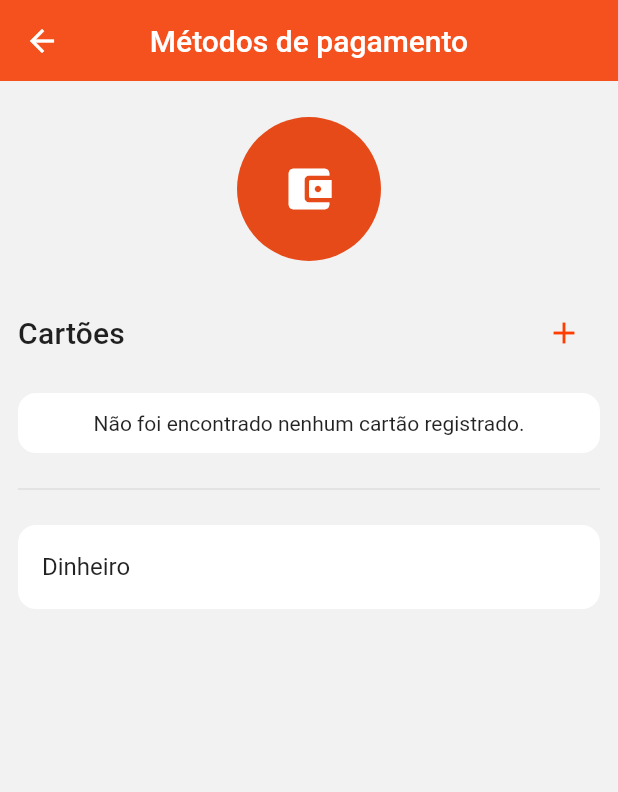
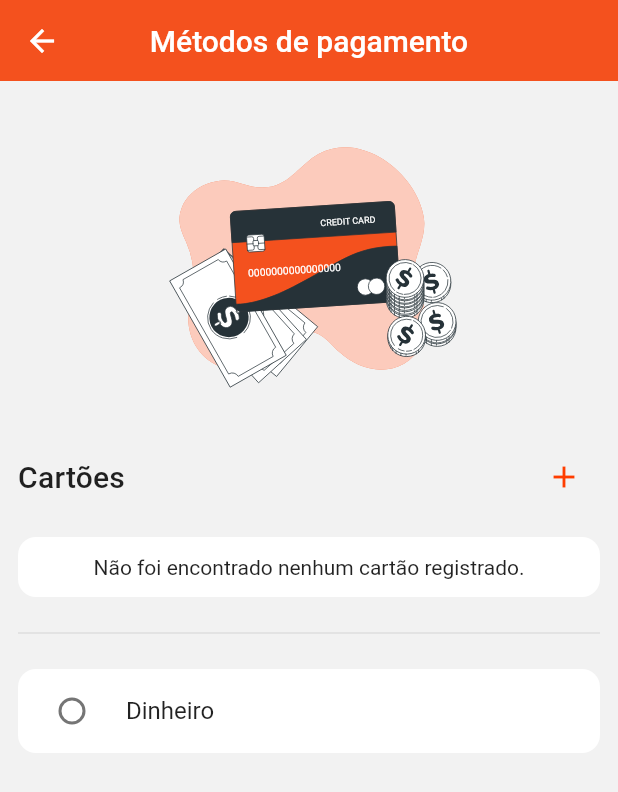
Before and after one commit to mf-tech-solutions/myfood-temp, a Flutter app: the PaymentMethodsScreen screen opened by its route, on a phone screen of 412 x 824 dp. Shown: the top 792 px of the screen. Run offline on Flutter 3.47's test engine with Material 2 defaults, Android fonts, the phone set to English and light mode, and no system bars; our stand-ins replace flutter_redux, flutter_svg, mask_text_input_formatter, redux, redux_thunk; accounts and stored records are empty.

Commit message:
added payment method selection feature

```diff
--- a/lib/components/large_icon_avatar.dart
+++ b/lib/components/large_icon_avatar.dart
@@ -2,28 +2,45 @@ import 'package:flutter/material.dart';
 
 class LargeIconAvatar extends StatelessWidget {
   final IconData icon;
+  final Widget child;
   final Color backgroundColor;
   final Color foregroundColor;
 
-  const LargeIconAvatar({
+  final double size;
+  static const double _minSize = 96;
+
+  LargeIconAvatar({
     Key key,
-    @required this.icon,
+    this.size = _minSize,
+    this.icon,
+    this.child,
     this.backgroundColor,
     this.foregroundColor,
-  }) : super(key: key);
+  }) : super(key: key) {
+    assert(
+      (icon != null && child == null) || (icon == null && child != null),
+    );
+
+    assert(size >= _minSize);
+  }
 
   @override
   Widget build(BuildContext context) {
     return SizedBox(
-      height: 96,
-      width: 96,
+      height: size,
+      width: size,
       child: CircleAvatar(
         backgroundColor: backgroundColor,
         foregroundColor: foregroundColor,
-        child: Icon(
-          icon,
-          size: 36,
-        ),
+        child: icon != null
+            ? Icon(
+                icon,
+                size: 36,
+              )
+            : ClipRRect(
+                borderRadius: BorderRadius.circular(size),
+                child: child,
+              ),
       ),
     );
   }
--- a/lib/modules/cart/components/payment_methods/card_list.dart
+++ /dev/null
@@ -1,87 +0,0 @@
-import 'package:MyFood/modules/cart/store/actionCreators.dart';
-import 'package:MyFood/modules/cart/store/state.dart';
-import 'package:flutter/material.dart';
-import 'package:flutter_redux/flutter_redux.dart';
-
-import '../../models/card.dart';
-import '../../../../constants.dart';
-import '../../../../store/state.dart';
-import '../formatters.dart';
-
-class CardList extends StatelessWidget {
-  final _cardFormatter = UserCardLastDigitsFormatter();
-
-  CardList() {
-    getUserCards();
-  }
-
-  Widget get _loader {
-    return Center(
-      child: CircularProgressIndicator(),
-    );
-  }
-
-  Widget get _noCards {
-    return Center(
-      child: Text('Não foi encontrado nenhum cartão registrado.'),
-    );
-  }
-
-  Widget _buildCardList(List<UserCard> cards) {
-    return ListView.separated(
-      shrinkWrap: true,
-      physics: NeverScrollableScrollPhysics(),
-      itemCount: cards.length,
-      itemBuilder: (_, index) => _cardItemBuilder(cards[index]),
-      separatorBuilder: _separatorBuilder,
-    );
-  }
-
-  Widget _cardItemBuilder(UserCard card) {
-    return ListTile(
-      contentPadding: EdgeInsets.fromLTRB(16, 2, 12, 4),
-      title: Text(_cardFormatter.maskText(card.lastDigits)),
-      leading: Icon(Icons.credit_card_rounded),
-      trailing: InkWell(
-        borderRadius: BorderRadius.circular(24),
-        child: Padding(
-          padding: const EdgeInsets.all(8.0),
-          child: Icon(Icons.edit_rounded),
-        ),
-        onTap: () {},
-      ),
-      onTap: () {},
-    );
-  }
-
-  Widget _separatorBuilder(_, __) => Divider(height: 0);
-
-  @override
-  Widget build(BuildContext context) {
-    final padding = EdgeInsets.symmetric(vertical: 12);
-
-    return Card(
-      child: Padding(
-        padding: padding,
-        child: StoreConnector<AppState, CartState>(
-          converter: (store) => store.state.cartState,
-          builder: (_, state) {
-            final cards = state.cards;
-            if (cards == null) return Container();
-
-            if (state.loadingCards) return _loader;
-
-            return AnimatedCrossFade(
-              firstChild: _noCards,
-              secondChild: _buildCardList(cards),
-              crossFadeState: cards.length == 0
-                  ? CrossFadeState.showFirst
-                  : CrossFadeState.showSecond,
-              duration: Constants.widgetTransitionDuration,
-            );
-          },
-        ),
-      ),
-    );
-  }
-}
--- /dev/null
+++ b/lib/modules/cart/components/payment_methods/payment_methods_list.dart
@@ -0,0 +1,113 @@
+import 'package:MyFood/components/small_icon_button.dart';
+import 'package:flutter/material.dart';
+import 'package:flutter_redux/flutter_redux.dart';
+
+import '../formatters.dart';
+import '../../models/card.dart';
+import '../../models/payment_method.dart';
+import '../../models/payment_mothod_type.dart';
+import '../../store/actionCreators.dart';
+import '../../store/state.dart';
+import '../../store/selectors.dart';
+import '../../../../constants.dart';
+import '../../../../store/state.dart';
+
+class PaymentMethodsList extends StatelessWidget {
+  final _cardFormatter = UserCardLastDigitsFormatter();
+  final _padding = EdgeInsets.symmetric(vertical: 12);
+
+  PaymentMethodsList() {
+    getUserCards();
+  }
+
+  Widget get _loader {
+    return Center(child: CircularProgressIndicator());
+  }
+
+  Widget get _noCards {
+    return Center(
+      child: Text('Não foi encontrado nenhum cartão registrado.'),
+    );
+  }
+
+  Widget _buildList(List<UserCard> cards) {
+    final cardList = cards == null
+        ? Container()
+        : ListView.separated(
+            shrinkWrap: true,
+            physics: NeverScrollableScrollPhysics(),
+            itemCount: cards.length,
+            itemBuilder: (_, index) => _cardItemBuilder(cards, index),
+            separatorBuilder: _separatorBuilder,
+          );
+
+    return cardList;
+  }
+
+  Widget _cardItemBuilder(List<UserCard> cards, index) {
+    final card = cards[index];
+    final paymentMethod = PaymentMethod(
+      PaymentMethodType.CARD,
+      cardId: card.id,
+    );
+    final selectedPaymentMethod = getSelectedPaymentMethod();
+
+    return RadioListTile<int>(
+      groupValue: selectedPaymentMethod?.cardId,
+      value: card.id,
+      title: Text(_cardFormatter.maskText(card.lastDigits)),
+      onChanged: (_) => setPaymentMethod(paymentMethod),
+      secondary: SmallIconButton(
+        child: Icon(Icons.edit),
+        onTapCallback: () => setPaymentMethod(paymentMethod),
+      ),
+    );
+  }
+
+  Widget _separatorBuilder(_, __) => Divider(height: 0);
+
+  Widget get moneyCard {
+    final selectedPaymentMethod = getSelectedPaymentMethod();
+
+    return Card(
+      child: RadioListTile<PaymentMethodType>(
+        groupValue: selectedPaymentMethod?.type,
+        value: PaymentMethodType.MONEY,
+        title: Text('Dinheiro'),
+        onChanged: (_) => setPaymentMethod(PaymentMethod.money()),
+      ),
+    );
+  }
+
+  @override
+  Widget build(BuildContext context) {
+    return StoreConnector<AppState, CartState>(
+      converter: (store) => store.state.cartState,
+      builder: (_, state) {
+        final cards = state.cards;
+
+        if (state.loadingCards) return _loader;
+
+        return Column(
+          children: [
+            Card(
+              child: Padding(
+                padding: _padding,
+                child: AnimatedCrossFade(
+                  firstChild: _noCards,
+                  secondChild: _buildList(cards),
+                  crossFadeState: cards == null || cards.length == 0
+                      ? CrossFadeState.showFirst
+                      : CrossFadeState.showSecond,
+                  duration: Constants.widgetTransitionDuration,
+                ),
+              ),
+            ),
+            Divider(height: 48),
+            moneyCard,
+          ],
+        );
+      },
+    );
+  }
+}
--- a/lib/modules/cart/models/card.dart
+++ b/lib/modules/cart/models/card.dart
@@ -2,11 +2,15 @@ import 'package:flutter/material.dart';
 
 @immutable
 class UserCard {
+  final int id;
   final String lastDigits;
 
-  UserCard({@required this.lastDigits});
+  UserCard({@required this.id, @required this.lastDigits});
 
   factory UserCard.fromJson(Map<String, dynamic> json) {
-    return UserCard(lastDigits: json['cardNumber']);
+    return UserCard(
+      id: json['id'],
+      lastDigits: json['cardNumber'],
+    );
   }
 }
--- /dev/null
+++ b/lib/modules/cart/models/payment_method.dart
@@ -0,0 +1,12 @@
+import 'payment_mothod_type.dart';
+
+class PaymentMethod {
+  final PaymentMethodType type;
+  final int cardId;
+
+  PaymentMethod(this.type, {this.cardId});
+
+  factory PaymentMethod.money() {
+    return PaymentMethod(PaymentMethodType.MONEY);
+  }
+}
--- a/lib/modules/cart/models/payment_mothd.dart
+++ /dev/null
@@ -1,4 +0,0 @@
-enum PaymentMethod {
-  CARD,
-  MONEY,
-}
--- /dev/null
+++ b/lib/modules/cart/models/payment_mothod_type.dart
@@ -0,0 +1,4 @@
+enum PaymentMethodType {
+  CARD,
+  MONEY,
+}
--- a/lib/modules/cart/store/actionCreators.dart
+++ b/lib/modules/cart/store/actionCreators.dart
@@ -1,3 +1,5 @@
+import 'package:MyFood/modules/cart/models/payment_method.dart';
+
 import 'actions.dart';
 import '../service.dart';
 import '../models/cart_product.dart';
@@ -42,3 +44,7 @@ Future<void> getUserCards() async {
     AppStore.store.dispatch(GetUserCardsFailAction());
   }
 }
+
+void setPaymentMethod(PaymentMethod paymentMethod) {
+  AppStore.store.dispatch(SetPaymentMethodAction(paymentMethod));
+}
--- a/lib/routes.dart
+++ b/lib/routes.dart
@@ -8,7 +8,7 @@ import 'screens/menu.dart';
 import 'screens/user/user.dart';
 import 'screens/user/user_edit.dart';
 import 'screens/user/login.dart';
-import 'screens/user/payment_methods.dart';
+import 'screens/cart/payment_methods.dart';
 import 'screens/user/signup.dart';
 import 'screens/cart/cart.dart';
 import 'screens/food/games_screen.dart';
--- a/lib/screens/user/payment_methods.dart
+++ b/lib/screens/cart/payment_methods.dart
@@ -1,6 +1,8 @@
 import 'package:flutter/material.dart';
+import 'package:flutter/rendering.dart';
+import 'package:flutter_svg/flutter_svg.dart';
 
-import '../../modules/cart/components/payment_methods/card_list.dart';
+import '../../modules/cart/components/payment_methods/payment_methods_list.dart';
 import '../../components/large_icon_avatar.dart';
 import '../../components/app_bar/app_bar.dart';
 
@@ -13,12 +15,13 @@ class PaymentMethodsScreen extends StatelessWidget {
     return Scaffold(
       appBar: MyAppBar(title: 'Métodos de pagamento'),
       body: ListView(
-        padding: EdgeInsets.fromLTRB(12, 24, 12, 24),
+        padding: EdgeInsets.fromLTRB(12, 0, 12, 24),
         children: [
           LargeIconAvatar(
-            icon: Icons.account_balance_wallet_rounded,
+            child: SvgPicture.asset('assets/images/payment_method.svg'),
+            backgroundColor: Colors.transparent,
+            size: 8 * 30.0,
           ),
-          SizedBox(height: 24),
           ListView(
             physics: NeverScrollableScrollPhysics(),
             shrinkWrap: true,
@@ -38,13 +41,7 @@ class PaymentMethodsScreen extends StatelessWidget {
                 ],
               ),
               SizedBox(height: 16),
-              CardList(),
-              Divider(height: 48),
-              Card(
-                child: ListTile(
-                  title: Text('Dinheiro'),
-                ),
-              ),
+              PaymentMethodsList(),
             ],
           ),
         ],
--- a/pubspec.yaml
+++ b/pubspec.yaml
@@ -31,6 +31,7 @@ dependencies:
   redux_thunk: ^0.3.0
   image_picker: ^0.6.7+12
   mask_text_input_formatter: ^1.1.0
+  flutter_svg: ^0.19.1
 
 dev_dependencies:
   flutter_test:
@@ -48,7 +49,7 @@ flutter:
 
   # To add assets to your application, add an assets section, like this:
   assets:
-    - assets/images/login_img.png
+    - assets/images/
 
   # An image asset can refer to one or more resolution-specific "variants", see
   # https://flutter.dev/assets-and-images/#resolution-aware.
```
Also changed, not shown: lib/components/small_icon_button.dart (added, +28 -0 lines), lib/modules/cart/components/cart_screen/payment_method_view.dart (added, +70 -0 lines), lib/modules/cart/components/cart_screen/payment_section.dart (+34 -39 lines), lib/modules/cart/service.dart (+8 -1 lines), lib/modules/cart/store/actions.dart (+17 -0 lines), lib/modules/cart/store/reducer.dart (+11 -2 lines), lib/modules/cart/store/selectors.dart (+22 -0 lines), lib/modules/cart/store/state.dart (+27 -0 lines), assets/images/payment_method.svg (added), pubspec.lock.
